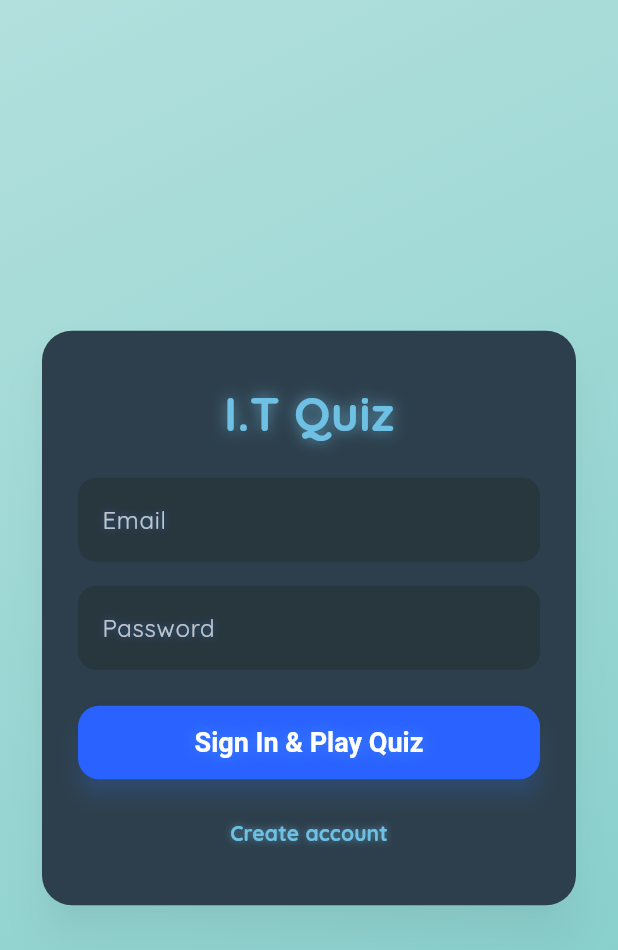
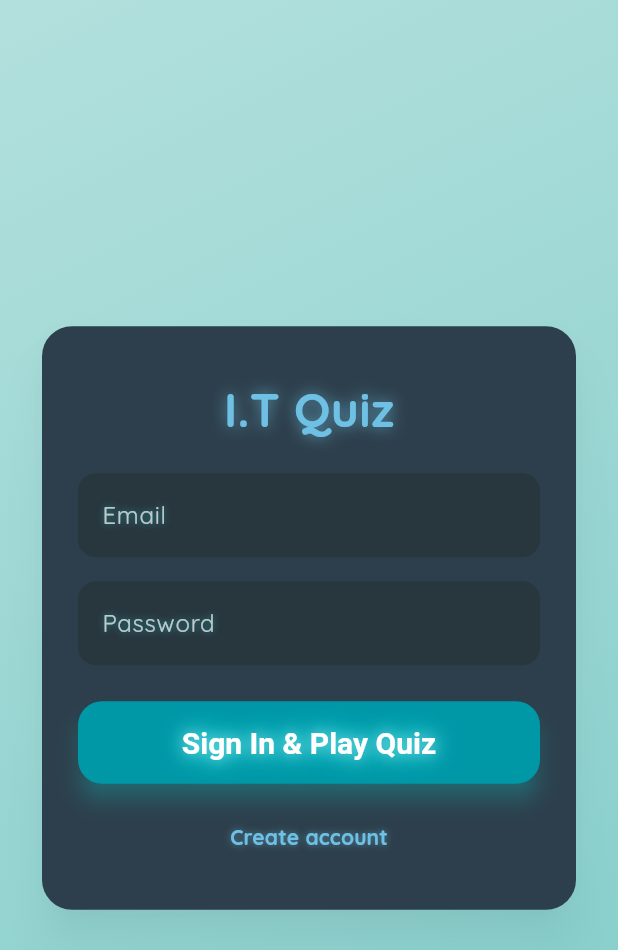
Before and after one commit to Azathulhu/SimpleFlutterGame, a Flutter app: the screen it shows after launch, on a phone screen of 412 x 824 dp. Shown: the top 950 px of the screen. Run offline on Flutter 3.47's test engine with Material 3 defaults, Android fonts, the phone set to English and light mode, and no system bars; our stand-ins replace confetti, fluttertoast, google_fonts, just_audio, supabase_flutter; accounts and stored records are empty.

Commit message:
Update sign_in_page.dart

```diff
--- a/lib/pages/sign_in_page.dart
+++ b/lib/pages/sign_in_page.dart
@@ -21,9 +21,38 @@ class _SignInPageState extends State<SignInPage> with TickerProviderStateMixin {
 
   // Animation states
   bool showPanel = true;
-  bool showWelcome = false;
 
-  // Helper for text fields
+  // Controllers for "Welcome" animation
+  late AnimationController _welcomeController;
+  late Animation<double> _scaleAnimation;
+  late Animation<double> _opacityAnimation;
+
+  @override
+  void initState() {
+    super.initState();
+
+    // Welcome text animation
+    _welcomeController =
+        AnimationController(vsync: this, duration: const Duration(seconds: 2));
+    _scaleAnimation =
+        Tween<double>(begin: 0.5, end: 1.2).animate(CurvedAnimation(
+      parent: _welcomeController,
+      curve: Curves.elasticOut,
+    ));
+    _opacityAnimation =
+        Tween<double>(begin: 0.0, end: 1.0).animate(CurvedAnimation(
+      parent: _welcomeController,
+      curve: Curves.easeIn,
+    ));
+  }
+
+  @override
+  void dispose() {
+    _welcomeController.dispose();
+    super.dispose();
+  }
+
+  // Text field builder
   Widget _buildTextField(TextEditingController controller, String label,
       {bool obscureText = false}) {
     return TextField(
@@ -36,7 +65,7 @@ class _SignInPageState extends State<SignInPage> with TickerProviderStateMixin {
           shadows: [
             Shadow(
               blurRadius: 6,
-              color: Colors.blueAccent.withOpacity(0.5),
+              color: Colors.cyanAccent.withOpacity(0.5),
               offset: const Offset(0, 0),
             ),
           ],
@@ -52,7 +81,7 @@ class _SignInPageState extends State<SignInPage> with TickerProviderStateMixin {
     );
   }
 
-  // Helper for buttons
+  // Button builder
   Widget _buildButton(String text, VoidCallback onTap) {
     return ScaleOnTap(
       onTap: onTap,
@@ -61,23 +90,28 @@ class _SignInPageState extends State<SignInPage> with TickerProviderStateMixin {
         child: ElevatedButton(
           onPressed: onTap,
           style: ElevatedButton.styleFrom(
-            padding: const EdgeInsets.symmetric(vertical: 14),
-            backgroundColor: Colors.blueAccent.shade700,
+            padding: const EdgeInsets.symmetric(vertical: 16),
+            backgroundColor: Colors.cyan.shade700,
             shape:
-                RoundedRectangleBorder(borderRadius: BorderRadius.circular(14)),
-            shadowColor: Colors.blueAccent.withOpacity(0.6),
+                RoundedRectangleBorder(borderRadius: BorderRadius.circular(16)),
+            shadowColor: Colors.cyanAccent.withOpacity(0.6),
             elevation: 6,
           ),
           child: Text(
             text,
             style: const TextStyle(
-              fontSize: 18,
+              fontSize: 20,
               fontWeight: FontWeight.bold,
               color: Colors.white,
               shadows: [
                 Shadow(
                   blurRadius: 12,
-                  color: Colors.blueAccent,
+                  color: Colors.white70,
+                  offset: Offset(0, 0),
+                ),
+                Shadow(
+                  blurRadius: 24,
+                  color: Colors.cyanAccent,
                   offset: Offset(0, 0),
                 ),
               ],
@@ -86,6 +120,47 @@ class _SignInPageState extends State<SignInPage> with TickerProviderStateMixin {
         ),
       ),
     );
+  }
+
+  Future<void> _signIn() async {
+    setState(() {
+      loading = true;
+      error = null;
+    });
+
+    try {
+      await auth.signIn(
+        email: emailController.text.trim(),
+        password: passwordController.text.trim(),
+      );
+
+      // Fade out the panel
+      setState(() {
+        showPanel = false;
+      });
+
+      await Future.delayed(const Duration(seconds: 1));
+
+      // Start welcome animation
+      _welcomeController.forward();
+
+      await Future.delayed(const Duration(seconds: 2));
+
+      if (!mounted) return;
+      Navigator.pushReplacement(
+        context,
+        MaterialPageRoute(builder: (_) => const HomePage()),
+      );
+    } catch (e) {
+      setState(() {
+        error = e.toString();
+        showPanel = true;
+      });
+    } finally {
+      setState(() {
+        loading = false;
+      });
+    }
   }
 
   @override
@@ -98,7 +173,7 @@ class _SignInPageState extends State<SignInPage> with TickerProviderStateMixin {
             child: Stack(
               alignment: Alignment.center,
               children: [
-                // Sign-in Panel
+                // Sign-in panel
                 AnimatedOpacity(
                   opacity: showPanel ? 1 : 0,
                   duration: const Duration(seconds: 1),
@@ -148,46 +223,7 @@ class _SignInPageState extends State<SignInPage> with TickerProviderStateMixin {
                                   ? const CircularProgressIndicator(
                                       color: AppTheme.primary,
                                     )
-                                  : _buildButton('Sign In & Play Quiz', () async {
-                                      setState(() {
-                                        loading = true;
-                                        error = null;
-                                      });
-                                      try {
-                                        await auth.signIn(
-                                          email: emailController.text.trim(),
-                                          password:
-                                              passwordController.text.trim(),
-                                        );
-                                        // Fade out panel
-                                        setState(() {
-                                          showPanel = false;
-                                        });
-                                        await Future.delayed(
-                                            const Duration(seconds: 1));
-                                        // Fade in Welcome
-                                        setState(() {
-                                          showWelcome = true;
-                                        });
-                                        await Future.delayed(
-                                            const Duration(milliseconds: 1500));
-                                        if (!mounted) return;
-                                        Navigator.pushReplacement(
-                                            context,
-                                            MaterialPageRoute(
-                                                builder: (_) =>
-                                                    const HomePage()));
-                                      } catch (e) {
-                                        setState(() {
-                                          error = e.toString();
-                                          showPanel = true;
-                                        });
-                                      } finally {
-                                        setState(() {
-                                          loading = false;
-                                        });
-                                      }
-                                    }),
+                                  : _buildButton('Sign In & Play Quiz', _signIn),
                               const SizedBox(height: 12),
                               TextButton(
                                 onPressed: () => Navigator.push(
@@ -219,24 +255,34 @@ class _SignInPageState extends State<SignInPage> with TickerProviderStateMixin {
                 ),
 
                 // Welcome Text
-                AnimatedOpacity(
-                  opacity: showWelcome ? 1 : 0,
-                  duration: const Duration(seconds: 1),
+                AnimatedBuilder(
+                  animation: _welcomeController,
+                  builder: (_, child) {
+                    return Opacity(
+                      opacity: _opacityAnimation.value,
+                      child: Transform.scale(
+                        scale: _scaleAnimation.value,
+                        child: child,
+                      ),
+                    );
+                  },
                   child: Text(
                     'Welcome!',
                     style: TextStyle(
-                      fontSize: 52,
+                      fontSize: 56,
                       fontWeight: FontWeight.bold,
-                      color: AppTheme.primary,
+                      color: Colors.white,
                       shadows: [
                         Shadow(
-                            blurRadius: 20,
-                            color: AppTheme.primary.withOpacity(0.8),
-                            offset: const Offset(0, 0)),
+                          blurRadius: 18,
+                          color: Colors.white.withOpacity(0.7),
+                          offset: const Offset(0, 0),
+                        ),
                         Shadow(
-                            blurRadius: 30,
-                            color: AppTheme.primary.withOpacity(0.6),
-                            offset: const Offset(0, 0)),
+                          blurRadius: 32,
+                          color: Colors.cyanAccent.withOpacity(0.5),
+                          offset: const Offset(0, 0),
+                        ),
                       ],
                     ),
                   ),
@@ -249,6 +295,7 @@ class _SignInPageState extends State<SignInPage> with TickerProviderStateMixin {
     );
   }
 }
+
 
 
 /*import 'package:flutter/material.dart';
```
